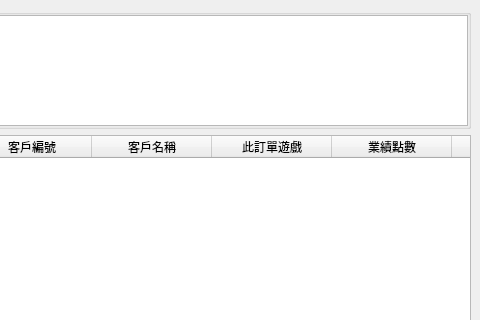
Old version of the form src/AdbClient/StageOrder/LayerGetOrder2.ui in the repository roger0816/Adb; both pictures show x 398 to 878 and y 0 to 320 of the 878 by 534 pixel window.
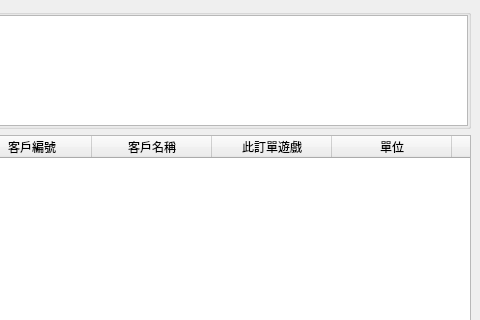
New version of the form. Custom widgets are drawn as their Qt base class.

Diff of the .ui file:
```diff
--- a/src/AdbClient/StageOrder/LayerGetOrder2.ui
+++ b/src/AdbClient/StageOrder/LayerGetOrder2.ui
@@ -171,7 +171,7 @@
            </column>
            <column>
             <property name="text">
-             <string>業績點數</string>
+             <string>單位</string>
             </property>
            </column>
            <column>
```
Left out of the diff: 2 changed lines with no effect on the pictures.
